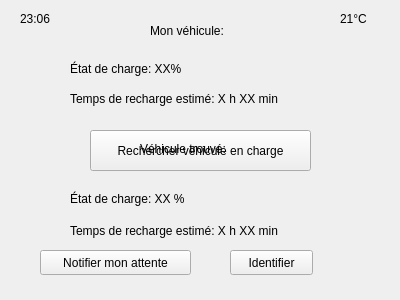
Before: the Qt Designer form mainwindow.ui in belugum/wattshare, drawn with Qt 5.
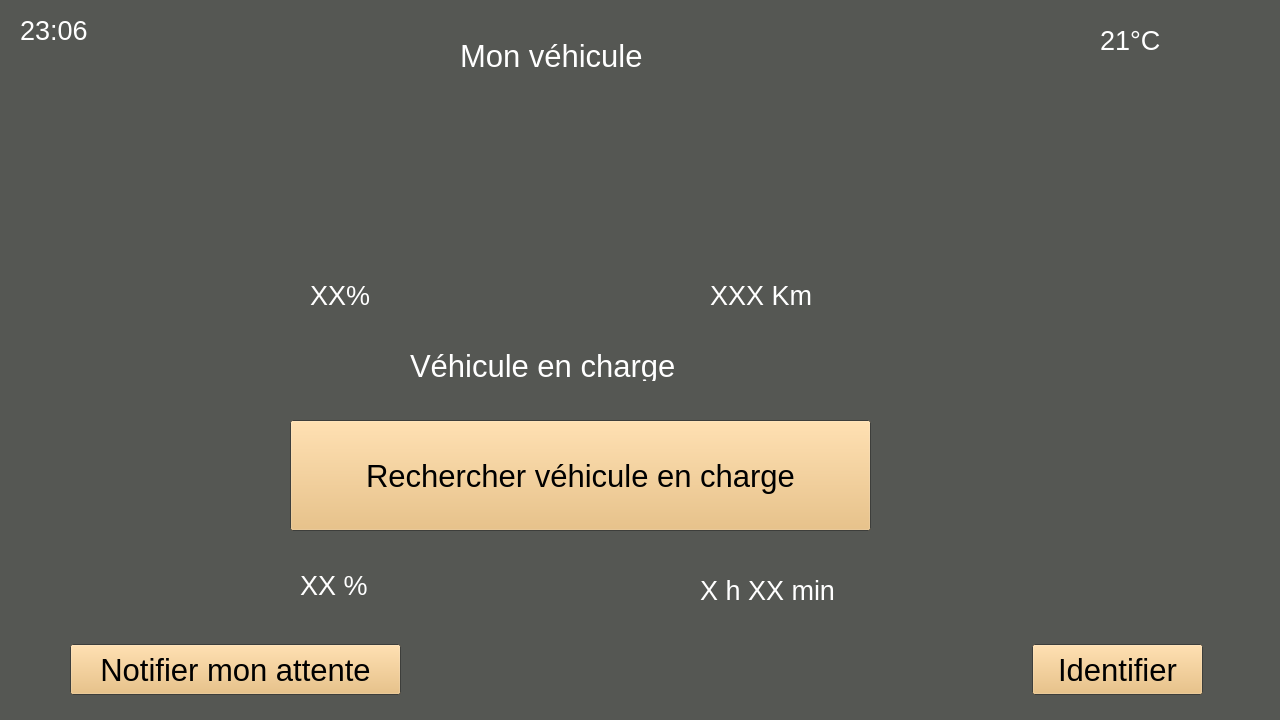
After: the same form once the commit is applied. Icons and pictures are not drawn.

```diff
--- a/mainwindow.ui
+++ b/mainwindow.ui
@@ -6,23 +6,176 @@
    <rect>
     <x>0</x>
     <y>0</y>
-    <width>400</width>
-    <height>300</height>
+    <width>1280</width>
+    <height>720</height>
    </rect>
   </property>
+  <property name="palette">
+   <palette>
+    <active>
+     <colorrole role="WindowText">
+      <brush brushstyle="SolidPattern">
+       <color alpha="255">
+        <red>255</red>
+        <green>255</green>
+        <blue>255</blue>
+       </color>
+      </brush>
+     </colorrole>
+     <colorrole role="Button">
+      <brush brushstyle="SolidPattern">
+       <color alpha="255">
+        <red>233</red>
+        <green>185</green>
+        <blue>110</blue>
+       </color>
+      </brush>
+     </colorrole>
+     <colorrole role="Light">
+      <brush brushstyle="SolidPattern">
+       <color alpha="255">
+        <red>255</red>
+        <green>255</green>
+        <blue>255</blue>
+       </color>
+      </brush>
+     </colorrole>
+     <colorrole role="Base">
+      <brush brushstyle="SolidPattern">
+       <color alpha="255">
+        <red>255</red>
+        <green>255</green>
+        <blue>255</blue>
+       </color>
+      </brush>
+     </colorrole>
+     <colorrole role="Window">
+      <brush brushstyle="SolidPattern">
+       <color alpha="255">
+        <red>85</red>
+        <green>87</green>
+        <blue>83</blue>
+       </color>
+      </brush>
+     </colorrole>
+    </active>
+    <inactive>
+     <colorrole role="WindowText">
+      <brush brushstyle="SolidPattern">
+       <color alpha="255">
+        <red>255</red>
+        <green>255</green>
+        <blue>255</blue>
+       </color>
+      </brush>
+     </colorrole>
+     <colorrole role="Button">
+      <brush brushstyle="SolidPattern">
+       <color alpha="255">
+        <red>233</red>
+        <green>185</green>
+        <blue>110</blue>
+       </color>
+      </brush>
+     </colorrole>
+     <colorrole role="Light">
+      <brush brushstyle="SolidPattern">
+       <color alpha="255">
+        <red>255</red>
+        <green>255</green>
+        <blue>255</blue>
+       </color>
+      </brush>
+     </colorrole>
+     <colorrole role="Base">
+      <brush brushstyle="SolidPattern">
+       <color alpha="255">
+        <red>255</red>
+        <green>255</green>
+        <blue>255</blue>
+       </color>
+      </brush>
+     </colorrole>
+     <colorrole role="Window">
+      <brush brushstyle="SolidPattern">
+       <color alpha="255">
+        <red>85</red>
+        <green>87</green>
+        <blue>83</blue>
+       </color>
+      </brush>
+     </colorrole>
+    </inactive>
+    <disabled>
+     <colorrole role="WindowText">
+      <brush brushstyle="SolidPattern">
+       <color alpha="255">
+        <red>190</red>
+        <green>190</green>
+        <blue>190</blue>
+       </color>
+      </brush>
+     </colorrole>
+     <colorrole role="Button">
+      <brush brushstyle="SolidPattern">
+       <color alpha="255">
+        <red>233</red>
+        <green>185</green>
+        <blue>110</blue>
+       </color>
+      </brush>
+     </colorrole>
+     <colorrole role="Light">
+      <brush brushstyle="SolidPattern">
+       <color alpha="255">
+        <red>255</red>
+        <green>255</green>
+        <blue>255</blue>
+       </color>
+      </brush>
+     </colorrole>
+     <colorrole role="Base">
+      <brush brushstyle="SolidPattern">
+       <color alpha="255">
+        <red>85</red>
+        <green>87</green>
+        <blue>83</blue>
+       </color>
+      </brush>
+     </colorrole>
+     <colorrole role="Window">
+      <brush brushstyle="SolidPattern">
+       <color alpha="255">
+        <red>85</red>
+        <green>87</green>
+        <blue>83</blue>
+       </color>
+      </brush>
+     </colorrole>
+    </disabled>
+   </palette>
+  </property>
   <property name="windowTitle">
    <string>MainWindow</string>
   </property>
+  <property name="autoFillBackground">
+   <bool>false</bool>
+  </property>
   <widget class="QWidget" name="centralWidget">
    <widget class="QPushButton" name="search_button">
     <property name="geometry">
      <rect>
-      <x>90</x>
-      <y>130</y>
-      <width>221</width>
-      <height>41</height>
+      <x>290</x>
+      <y>420</y>
+      <width>581</width>
+      <height>111</height>
      </rect>
     </property>
+    <property name="font">
+     <font>
+      <pointsize>23</pointsize>
+     </font>
+    </property>
     <property name="text">
      <string>Rechercher véhicule en charge</string>
     </property>
@@ -30,27 +183,37 @@
    <widget class="QLabel" name="title_1">
     <property name="geometry">
      <rect>
-      <x>150</x>
-      <y>20</y>
-      <width>101</width>
-      <height>21</height>
+      <x>460</x>
+      <y>30</y>
+      <width>221</width>
+      <height>51</height>
      </rect>
     </property>
+    <property name="font">
+     <font>
+      <pointsize>23</pointsize>
+     </font>
+    </property>
     <property name="text">
-     <string>Mon véhicule:</string>
+     <string>Mon véhicule</string>
     </property>
    </widget>
    <widget class="QLabel" name="soc">
     <property name="geometry">
      <rect>
-      <x>70</x>
-      <y>60</y>
-      <width>141</width>
-      <height>17</height>
+      <x>310</x>
+      <y>270</y>
+      <width>71</width>
+      <height>51</height>
      </rect>
     </property>
+    <property name="font">
+     <font>
+      <pointsize>20</pointsize>
+     </font>
+    </property>
     <property name="text">
-     <string>État de charge: XX%</string>
+     <string>XX%</string>
     </property>
    </widget>
    <widget class="QLabel" name="timeofday">
@@ -58,10 +221,15 @@
      <rect>
       <x>20</x>
       <y>10</y>
-      <width>64</width>
-      <height>17</height>
+      <width>111</width>
+      <height>41</height>
      </rect>
     </property>
+    <property name="font">
+     <font>
+      <pointsize>20</pointsize>
+     </font>
+    </property>
     <property name="text">
      <string>23:06</string>
     </property>
@@ -69,12 +237,17 @@
    <widget class="QLabel" name="temp">
     <property name="geometry">
      <rect>
-      <x>340</x>
-      <y>10</y>
-      <width>64</width>
-      <height>17</height>
+      <x>1100</x>
+      <y>20</y>
+      <width>81</width>
+      <height>41</height>
      </rect>
     </property>
+    <property name="font">
+     <font>
+      <pointsize>20</pointsize>
+     </font>
+    </property>
     <property name="text">
      <string>21°C</string>
     </property>
@@ -82,64 +255,89 @@
    <widget class="QLabel" name="est_time">
     <property name="geometry">
      <rect>
-      <x>70</x>
-      <y>90</y>
-      <width>261</width>
-      <height>17</height>
+      <x>710</x>
+      <y>270</y>
+      <width>551</width>
+      <height>51</height>
      </rect>
     </property>
+    <property name="font">
+     <font>
+      <pointsize>20</pointsize>
+     </font>
+    </property>
     <property name="text">
-     <string>Temps de recharge estimé: X h XX min</string>
+     <string>XXX Km</string>
     </property>
    </widget>
    <widget class="QLabel" name="vehi_found">
     <property name="geometry">
      <rect>
-      <x>140</x>
-      <y>140</y>
-      <width>121</width>
-      <height>17</height>
+      <x>410</x>
+      <y>350</y>
+      <width>491</width>
+      <height>31</height>
      </rect>
     </property>
+    <property name="font">
+     <font>
+      <pointsize>23</pointsize>
+     </font>
+    </property>
     <property name="text">
-     <string>Véhicule trouvé:</string>
+     <string>Véhicule en charge</string>
     </property>
    </widget>
    <widget class="QLabel" name="soc_other">
     <property name="geometry">
      <rect>
-      <x>70</x>
-      <y>190</y>
-      <width>181</width>
-      <height>17</height>
+      <x>300</x>
+      <y>570</y>
+      <width>401</width>
+      <height>31</height>
      </rect>
     </property>
+    <property name="font">
+     <font>
+      <pointsize>20</pointsize>
+     </font>
+    </property>
     <property name="text">
-     <string>État de charge: XX %</string>
+     <string>XX %</string>
     </property>
    </widget>
    <widget class="QLabel" name="est_time_other">
     <property name="geometry">
      <rect>
-      <x>70</x>
-      <y>220</y>
-      <width>261</width>
-      <height>21</height>
+      <x>700</x>
+      <y>570</y>
+      <width>581</width>
+      <height>41</height>
      </rect>
     </property>
+    <property name="font">
+     <font>
+      <pointsize>20</pointsize>
+     </font>
+    </property>
     <property name="text">
-     <string>Temps de recharge estimé: X h XX min</string>
+     <string>X h XX min</string>
     </property>
    </widget>
    <widget class="QPushButton" name="notify">
     <property name="geometry">
      <rect>
-      <x>40</x>
-      <y>250</y>
-      <width>151</width>
-      <height>25</height>
+      <x>70</x>
+      <y>644</y>
+      <width>331</width>
+      <height>51</height>
      </rect>
     </property>
+    <property name="font">
+     <font>
+      <pointsize>23</pointsize>
+     </font>
+    </property>
     <property name="text">
      <string>Notifier mon attente</string>
     </property>
@@ -147,16 +345,272 @@
    <widget class="QPushButton" name="identify">
     <property name="geometry">
      <rect>
-      <x>230</x>
-      <y>250</y>
-      <width>83</width>
-      <height>25</height>
+      <x>1032</x>
+      <y>644</y>
+      <width>171</width>
+      <height>51</height>
      </rect>
     </property>
+    <property name="font">
+     <font>
+      <pointsize>23</pointsize>
+     </font>
+    </property>
     <property name="text">
      <string>Identifier</string>
     </property>
    </widget>
+   <widget class="QLabel" name="label">
+    <property name="geometry">
+     <rect>
+      <x>830</x>
+      <y>120</y>
+      <width>71</width>
+      <height>71</height>
+     </rect>
+    </property>
+    <property name="text">
+     <string/>
+    </property>
+    <property name="pixmap">
+     <pixmap>plug.png</pixmap>
+    </property>
+    <property name="scaledContents">
+     <bool>true</bool>
+    </property>
+   </widget>
+   <widget class="QLabel" name="logo_1">
+    <property name="geometry">
+     <rect>
+      <x>710</x>
+      <y>440</y>
+      <width>111</width>
+      <height>111</height>
+     </rect>
+    </property>
+    <property name="text">
+     <string/>
+    </property>
+    <property name="pixmap">
+     <pixmap>hourglass.png</pixmap>
+    </property>
+    <property name="scaledContents">
+     <bool>true</bool>
+    </property>
+   </widget>
+   <widget class="QLabel" name="logo_2">
+    <property name="geometry">
+     <rect>
+      <x>270</x>
+      <y>430</y>
+      <width>121</width>
+      <height>131</height>
+     </rect>
+    </property>
+    <property name="text">
+     <string/>
+    </property>
+    <property name="pixmap">
+     <pixmap>battery-status.png</pixmap>
+    </property>
+    <property name="scaledContents">
+     <bool>true</bool>
+    </property>
+   </widget>
+   <widget class="QLabel" name="arrow">
+    <property name="geometry">
+     <rect>
+      <x>980</x>
+      <y>270</y>
+      <width>141</width>
+      <height>201</height>
+     </rect>
+    </property>
+    <property name="text">
+     <string/>
+    </property>
+    <property name="pixmap">
+     <pixmap>right-arrow.png</pixmap>
+    </property>
+    <property name="scaledContents">
+     <bool>true</bool>
+    </property>
+   </widget>
+   <widget class="QLabel" name="label_5">
+    <property name="geometry">
+     <rect>
+      <x>670</x>
+      <y>150</y>
+      <width>141</width>
+      <height>161</height>
+     </rect>
+    </property>
+    <property name="text">
+     <string/>
+    </property>
+    <property name="pixmap">
+     <pixmap>car.png</pixmap>
+    </property>
+    <property name="scaledContents">
+     <bool>true</bool>
+    </property>
+   </widget>
+   <widget class="QLabel" name="label_6">
+    <property name="geometry">
+     <rect>
+      <x>820</x>
+      <y>200</y>
+      <width>51</width>
+      <height>61</height>
+     </rect>
+    </property>
+    <property name="text">
+     <string/>
+    </property>
+    <property name="pixmap">
+     <pixmap>curve-arrow.png</pixmap>
+    </property>
+    <property name="scaledContents">
+     <bool>true</bool>
+    </property>
+   </widget>
+   <widget class="QLabel" name="label_7">
+    <property name="geometry">
+     <rect>
+      <x>270</x>
+      <y>130</y>
+      <width>131</width>
+      <height>131</height>
+     </rect>
+    </property>
+    <property name="text">
+     <string/>
+    </property>
+    <property name="pixmap">
+     <pixmap>battery-status.png</pixmap>
+    </property>
+    <property name="scaledContents">
+     <bool>true</bool>
+    </property>
+   </widget>
+   <widget class="QLabel" name="label_8">
+    <property name="geometry">
+     <rect>
+      <x>210</x>
+      <y>100</y>
+      <width>251</width>
+      <height>231</height>
+     </rect>
+    </property>
+    <property name="text">
+     <string/>
+    </property>
+    <property name="pixmap">
+     <pixmap>square.png</pixmap>
+    </property>
+    <property name="scaledContents">
+     <bool>true</bool>
+    </property>
+   </widget>
+   <widget class="QLabel" name="label_9">
+    <property name="geometry">
+     <rect>
+      <x>650</x>
+      <y>100</y>
+      <width>251</width>
+      <height>231</height>
+     </rect>
+    </property>
+    <property name="text">
+     <string/>
+    </property>
+    <property name="pixmap">
+     <pixmap>square.png</pixmap>
+    </property>
+    <property name="scaledContents">
+     <bool>true</bool>
+    </property>
+   </widget>
+   <widget class="QLabel" name="square_1">
+    <property name="geometry">
+     <rect>
+      <x>210</x>
+      <y>390</y>
+      <width>251</width>
+      <height>231</height>
+     </rect>
+    </property>
+    <property name="text">
+     <string/>
+    </property>
+    <property name="pixmap">
+     <pixmap>square.png</pixmap>
+    </property>
+    <property name="scaledContents">
+     <bool>true</bool>
+    </property>
+   </widget>
+   <widget class="QLabel" name="square_2">
+    <property name="geometry">
+     <rect>
+      <x>640</x>
+      <y>400</y>
+      <width>251</width>
+      <height>231</height>
+     </rect>
+    </property>
+    <property name="text">
+     <string/>
+    </property>
+    <property name="pixmap">
+     <pixmap>square.png</pixmap>
+    </property>
+    <property name="scaledContents">
+     <bool>true</bool>
+    </property>
+   </widget>
+   <widget class="QLabel" name="label_12">
+    <property name="geometry">
+     <rect>
+      <x>440</x>
+      <y>20</y>
+      <width>251</width>
+      <height>61</height>
+     </rect>
+    </property>
+    <property name="text">
+     <string/>
+    </property>
+    <property name="pixmap">
+     <pixmap>squareblack.png</pixmap>
+    </property>
+    <property name="scaledContents">
+     <bool>true</bool>
+    </property>
+   </widget>
+   <zorder>label_12</zorder>
+   <zorder>square_2</zorder>
+   <zorder>square_1</zorder>
+   <zorder>label_9</zorder>
+   <zorder>label_8</zorder>
+   <zorder>search_button</zorder>
+   <zorder>title_1</zorder>
+   <zorder>soc</zorder>
+   <zorder>timeofday</zorder>
+   <zorder>temp</zorder>
+   <zorder>est_time</zorder>
+   <zorder>vehi_found</zorder>
+   <zorder>soc_other</zorder>
+   <zorder>est_time_other</zorder>
+   <zorder>notify</zorder>
+   <zorder>identify</zorder>
+   <zorder>label</zorder>
+   <zorder>logo_1</zorder>
+   <zorder>logo_2</zorder>
+   <zorder>arrow</zorder>
+   <zorder>label_5</zorder>
+   <zorder>label_6</zorder>
+   <zorder>label_7</zorder>
   </widget>
  </widget>
  <layoutdefault spacing="6" margin="11"/>
```
